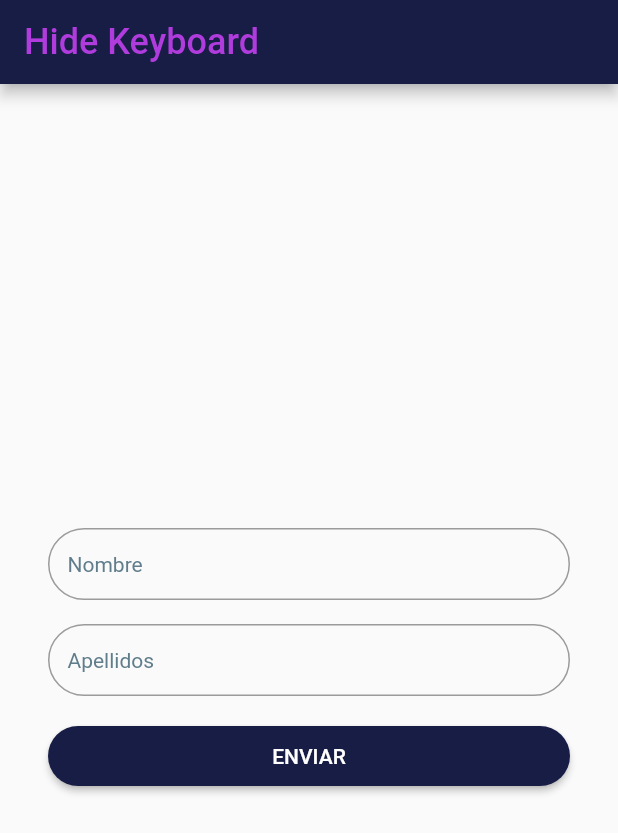
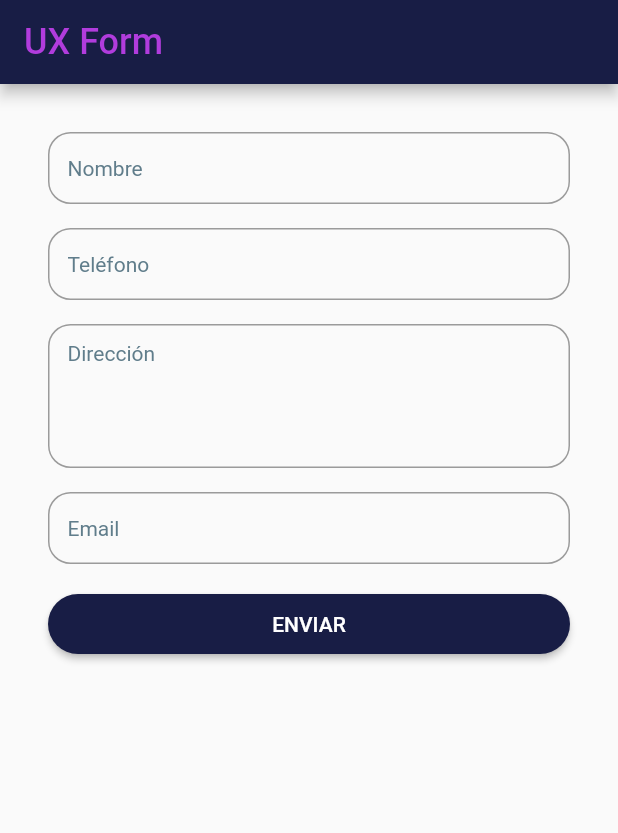
Before and after one commit to Codigo-Base/flutter-garage, a Flutter app: the screen it shows after launch, on a phone screen of 412 x 824 dp. Shown: the top 833 px of the screen. Run offline on Flutter 3.47's test engine with Material 2 defaults, Android fonts, the phone set to English and light mode, and no system bars.

Commit message:
Ux form: capitalization, text input type and text input action.

```diff
--- a/lib/ui/app.dart
+++ b/lib/ui/app.dart
@@ -1,6 +1,7 @@
 
 import 'package:flutter/material.dart';
 import 'package:flutter_garage/ui/hidekeyboard/hide_keyboard_page.dart';
+import 'package:flutter_garage/ui/uxform/ux_form_page.dart';
 
 class MyApp extends StatelessWidget {
   @override
@@ -27,12 +28,12 @@ class MyApp extends StatelessWidget {
           contentPadding: const EdgeInsets.symmetric(horizontal: 13, vertical: 10),
           hintStyle: TextStyle(color: Colors.blueGrey, fontWeight: FontWeight.w400, fontSize: 14),
           border: OutlineInputBorder(
-            borderRadius: BorderRadius.circular(30),
+            borderRadius: BorderRadius.circular(15),
           ),
         ),
         visualDensity: VisualDensity.adaptivePlatformDensity,
       ),
-      home: HideKeyboardPage(),
+      home: UxFormPage(),
     );
   }
 }
--- /dev/null
+++ b/lib/ui/uxform/ux_form_page.dart
@@ -0,0 +1,77 @@
+import 'package:flutter/material.dart';
+import 'package:flutter/services.dart';
+import 'package:flutter_garage/ui/hidekeyboard/hide_keyboard_wrap.dart';
+
+class UxFormPage extends StatelessWidget {
+  @override
+  Widget build(BuildContext context) {
+    return Scaffold(
+      appBar: AppBar(
+        brightness: Brightness.dark,
+        title: Text('UX Form'),
+      ),
+      body: HideKeyboardWrap(
+        child: Padding(
+          padding: const EdgeInsets.all(32),
+          child: SingleChildScrollView(
+            child: Column(
+              children: <Widget>[
+                TextFormField(
+                  textCapitalization: TextCapitalization.words,
+                  textInputAction: TextInputAction.next,
+                  decoration: InputDecoration(
+                    hintText: 'Nombre'
+                  ),
+                ),
+                SizedBox(height: 16),
+                TextFormField(
+                  keyboardType: TextInputType.phone,
+                  textInputAction: TextInputAction.next,
+                  decoration: InputDecoration(
+                    hintText: 'Teléfono'
+                  ),
+                ),
+                SizedBox(height: 16),
+                TextFormField(
+                  textCapitalization: TextCapitalization.words,
+                  textInputAction: TextInputAction.next,
+                  keyboardType: TextInputType.streetAddress,
+                  maxLines: 4,
+                  decoration: InputDecoration(
+                    hintText: 'Dirección'
+                  ),
+                ),
+                SizedBox(height: 16),
+                TextFormField(
+                  keyboardType: TextInputType.emailAddress,
+                  textInputAction: TextInputAction.send,
+                  onFieldSubmitted: (_) => _sendForm(),
+                  decoration: InputDecoration(
+                    hintText: 'Email'
+                  ),
+                ),
+                SizedBox(height: 16),
+                MaterialButton(
+                  minWidth: double.infinity,
+                  height: 40,
+                  color: Theme.of(context).primaryColor,
+                  textColor: Colors.white,
+                  shape: RoundedRectangleBorder(
+                    borderRadius: BorderRadius.circular(20),
+                  ),
+                  child: Text('ENVIAR'),
+                  onPressed: _sendForm,
+                )
+              ],
+            ),
+          ),
+        ),
+      ),
+    );
+  }
+
+  void _sendForm() {
+    primaryFocus?.unfocus();
+    print('The form has been submitted');
+  }
+}
```
Also changed, not shown: 34 other files.
